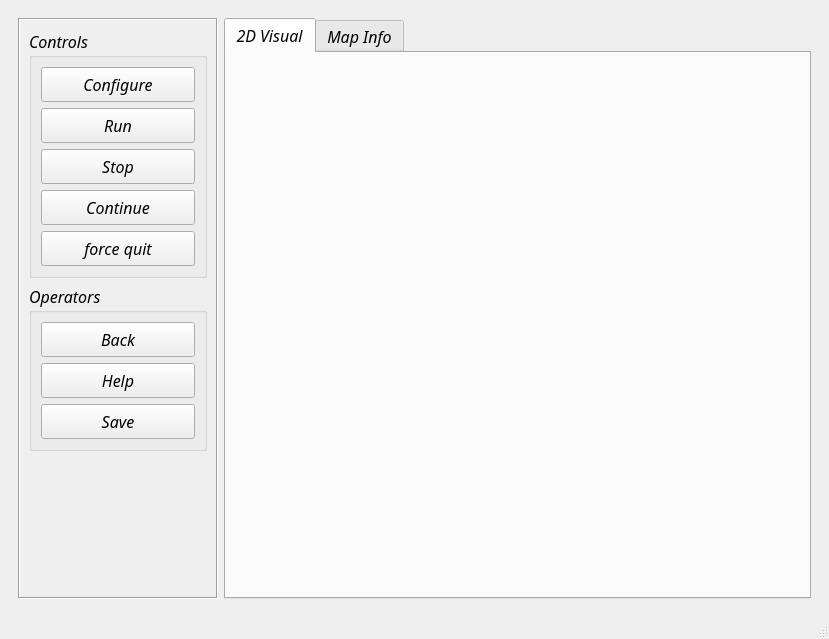
Old version of the form qrgbd/mainwindow.ui in the repository Unsigned-Long/QRGBD-SLAM.
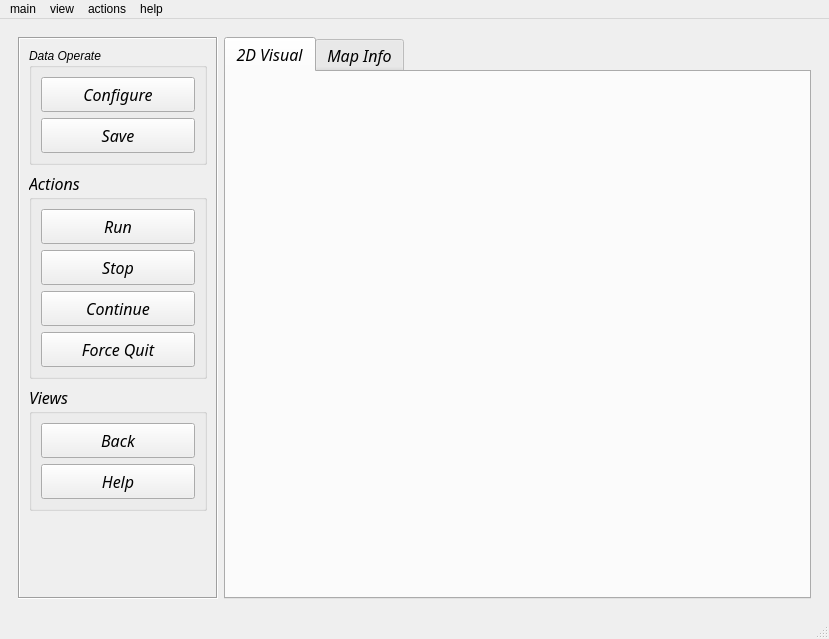
New version of the form. Icons and pictures are not drawn.

Patch:
```diff
--- a/qrgbd/mainwindow.ui
+++ b/qrgbd/mainwindow.ui
@@ -272,7 +272,7 @@
             </rect>
            </property>
            <layout class="QGridLayout" name="gridLayout_5">
-            <item row="0" column="0">
+            <item row="2" column="0">
              <widget class="QGroupBox" name="groupBox">
               <property name="font">
                <font>
@@ -282,10 +282,10 @@
                </font>
               </property>
               <property name="title">
-               <string>Controls</string>
+               <string>Actions</string>
               </property>
               <layout class="QGridLayout" name="gridLayout_4">
-               <item row="2" column="0" colspan="2">
+               <item row="1" column="0" colspan="2">
                 <widget class="QPushButton" name="btn_stop">
                  <property name="minimumSize">
                   <size>
@@ -311,85 +311,7 @@
                  </property>
                 </widget>
                </item>
-               <item row="1" column="0" colspan="2">
-                <widget class="QPushButton" name="btn_run">
-                 <property name="minimumSize">
-                  <size>
-                   <width>0</width>
-                   <height>35</height>
-                  </size>
-                 </property>
-                 <property name="maximumSize">
-                  <size>
-                   <width>16777215</width>
-                   <height>16777215</height>
-                  </size>
-                 </property>
-                 <property name="font">
-                  <font>
-                   <family>Ubuntu Mono</family>
-                   <pointsize>12</pointsize>
-                   <italic>true</italic>
-                  </font>
-                 </property>
-                 <property name="text">
-                  <string>Run</string>
-                 </property>
-                </widget>
-               </item>
-               <item row="5" column="0" colspan="2">
-                <widget class="QPushButton" name="btn_forcequit">
-                 <property name="minimumSize">
-                  <size>
-                   <width>0</width>
-                   <height>35</height>
-                  </size>
-                 </property>
-                 <property name="maximumSize">
-                  <size>
-                   <width>16777215</width>
-                   <height>16777215</height>
-                  </size>
-                 </property>
-                 <property name="font">
-                  <font>
-                   <family>Ubuntu Mono</family>
-                   <pointsize>12</pointsize>
-                   <italic>true</italic>
-                  </font>
-                 </property>
-                 <property name="text">
-                  <string>force quit</string>
-                 </property>
-                </widget>
-               </item>
-               <item row="0" column="0" colspan="2">
-                <widget class="QPushButton" name="btn_config">
-                 <property name="minimumSize">
-                  <size>
-                   <width>0</width>
-                   <height>35</height>
-                  </size>
-                 </property>
-                 <property name="maximumSize">
-                  <size>
-                   <width>16777215</width>
-                   <height>16777215</height>
-                  </size>
-                 </property>
-                 <property name="font">
-                  <font>
-                   <family>Ubuntu Mono</family>
-                   <pointsize>12</pointsize>
-                   <italic>true</italic>
-                  </font>
-                 </property>
-                 <property name="text">
-                  <string>Configure</string>
-                 </property>
-                </widget>
-               </item>
-               <item row="3" column="0" rowspan="2" colspan="2">
+               <item row="2" column="0" rowspan="2" colspan="2">
                 <widget class="QPushButton" name="btn_continue">
                  <property name="minimumSize">
                   <size>
@@ -415,10 +337,130 @@
                  </property>
                 </widget>
                </item>
+               <item row="4" column="0" colspan="2">
+                <widget class="QPushButton" name="btn_forcequit">
+                 <property name="minimumSize">
+                  <size>
+                   <width>0</width>
+                   <height>35</height>
+                  </size>
+                 </property>
+                 <property name="maximumSize">
+                  <size>
+                   <width>16777215</width>
+                   <height>16777215</height>
+                  </size>
+                 </property>
+                 <property name="font">
+                  <font>
+                   <family>Ubuntu Mono</family>
+                   <pointsize>12</pointsize>
+                   <italic>true</italic>
+                  </font>
+                 </property>
+                 <property name="text">
+                  <string>Force Quit</string>
+                 </property>
+                </widget>
+               </item>
+               <item row="0" column="0" colspan="2">
+                <widget class="QPushButton" name="btn_run">
+                 <property name="minimumSize">
+                  <size>
+                   <width>0</width>
+                   <height>35</height>
+                  </size>
+                 </property>
+                 <property name="maximumSize">
+                  <size>
+                   <width>16777215</width>
+                   <height>16777215</height>
+                  </size>
+                 </property>
+                 <property name="font">
+                  <font>
+                   <family>Ubuntu Mono</family>
+                   <pointsize>12</pointsize>
+                   <italic>true</italic>
+                  </font>
+                 </property>
+                 <property name="text">
+                  <string>Run</string>
+                 </property>
+                </widget>
+               </item>
               </layout>
              </widget>
             </item>
-            <item row="2" column="0">
+            <item row="3" column="0">
+             <widget class="QGroupBox" name="groupBox_2">
+              <property name="font">
+               <font>
+                <family>Ubuntu Mono</family>
+                <pointsize>12</pointsize>
+                <italic>true</italic>
+               </font>
+              </property>
+              <property name="title">
+               <string>Views</string>
+              </property>
+              <layout class="QGridLayout" name="gridLayout_7">
+               <item row="0" column="0" colspan="2">
+                <widget class="QPushButton" name="btn_back">
+                 <property name="minimumSize">
+                  <size>
+                   <width>0</width>
+                   <height>35</height>
+                  </size>
+                 </property>
+                 <property name="maximumSize">
+                  <size>
+                   <width>16777215</width>
+                   <height>16777215</height>
+                  </size>
+                 </property>
+                 <property name="font">
+                  <font>
+                   <family>Ubuntu Mono</family>
+                   <pointsize>12</pointsize>
+                   <italic>true</italic>
+                  </font>
+                 </property>
+                 <property name="text">
+                  <string>Back</string>
+                 </property>
+                </widget>
+               </item>
+               <item row="1" column="0" rowspan="2" colspan="2">
+                <widget class="QPushButton" name="btn_help_2">
+                 <property name="minimumSize">
+                  <size>
+                   <width>0</width>
+                   <height>35</height>
+                  </size>
+                 </property>
+                 <property name="maximumSize">
+                  <size>
+                   <width>16777215</width>
+                   <height>16777215</height>
+                  </size>
+                 </property>
+                 <property name="font">
+                  <font>
+                   <family>Ubuntu Mono</family>
+                   <pointsize>12</pointsize>
+                   <italic>true</italic>
+                  </font>
+                 </property>
+                 <property name="text">
+                  <string>Help</string>
+                 </property>
+                </widget>
+               </item>
+              </layout>
+             </widget>
+            </item>
+            <item row="4" column="0">
              <spacer name="verticalSpacer_6">
               <property name="orientation">
                <enum>Qt::Vertical</enum>
@@ -431,21 +473,14 @@
               </property>
              </spacer>
             </item>
-            <item row="1" column="0">
-             <widget class="QGroupBox" name="groupBox_2">
-              <property name="font">
-               <font>
-                <family>Ubuntu Mono</family>
-                <pointsize>12</pointsize>
-                <italic>true</italic>
-               </font>
-              </property>
+            <item row="0" column="0">
+             <widget class="QGroupBox" name="groupBox_3">
               <property name="title">
-               <string>Operators</string>
+               <string>Data Operate</string>
               </property>
-              <layout class="QGridLayout" name="gridLayout_7">
-               <item row="0" column="0" colspan="2">
-                <widget class="QPushButton" name="btn_back">
+              <layout class="QGridLayout" name="gridLayout_9">
+               <item row="0" column="0">
+                <widget class="QPushButton" name="btn_config">
                  <property name="minimumSize">
                   <size>
                    <width>0</width>
@@ -466,37 +501,11 @@
                   </font>
                  </property>
                  <property name="text">
-                  <string>Back</string>
+                  <string>Configure</string>
                  </property>
                 </widget>
                </item>
-               <item row="1" column="0" rowspan="2" colspan="2">
-                <widget class="QPushButton" name="btn_help_2">
-                 <property name="minimumSize">
-                  <size>
-                   <width>0</width>
-                   <height>35</height>
-                  </size>
-                 </property>
-                 <property name="maximumSize">
-                  <size>
-                   <width>16777215</width>
-                   <height>16777215</height>
-                  </size>
-                 </property>
-                 <property name="font">
-                  <font>
-                   <family>Ubuntu Mono</family>
-                   <pointsize>12</pointsize>
-                   <italic>true</italic>
-                  </font>
-                 </property>
-                 <property name="text">
-                  <string>Help</string>
-                 </property>
-                </widget>
-               </item>
-               <item row="3" column="0" colspan="2">
+               <item row="1" column="0">
                 <widget class="QPushButton" name="btn_save">
                  <property name="minimumSize">
                   <size>
@@ -628,6 +637,71 @@
      <height>22</height>
     </rect>
    </property>
+   <widget class="QMenu" name="menumain">
+    <property name="font">
+     <font>
+      <family>Ubuntu Mono</family>
+      <pointsize>12</pointsize>
+      <italic>true</italic>
+     </font>
+    </property>
+    <property name="title">
+     <string>main</string>
+    </property>
+    <addaction name="actionconfigure"/>
+    <addaction name="separator"/>
+    <addaction name="actionquit"/>
+   </widget>
+   <widget class="QMenu" name="menuactions">
+    <property name="font">
+     <font>
+      <family>Ubuntu Mono</family>
+      <pointsize>12</pointsize>
+      <italic>true</italic>
+     </font>
+    </property>
+    <property name="title">
+     <string>actions</string>
+    </property>
+    <addaction name="actionrun"/>
+    <addaction name="actionstop"/>
+    <addaction name="actioncontinue"/>
+    <addaction name="separator"/>
+    <addaction name="actionforce_quit"/>
+    <addaction name="separator"/>
+    <addaction name="actionsave"/>
+   </widget>
+   <widget class="QMenu" name="menuhelp">
+    <property name="font">
+     <font>
+      <family>Ubuntu Mono</family>
+      <pointsize>12</pointsize>
+      <italic>true</italic>
+     </font>
+    </property>
+    <property name="title">
+     <string>help</string>
+    </property>
+    <addaction name="actionhelp"/>
+   </widget>
+   <widget class="QMenu" name="menuview">
+    <property name="font">
+     <font>
+      <family>Ubuntu Mono</family>
+      <pointsize>12</pointsize>
+      <italic>true</italic>
+     </font>
+    </property>
+    <property name="title">
+     <string>view</string>
+    </property>
+    <addaction name="actionstart"/>
+    <addaction name="actionback"/>
+   </widget>
+   <addaction name="menumain"/>
+   <addaction name="menuview"/>
+   <addaction name="menuactions"/>
+   <addaction name="menuhelp"/>
   </widget>
   <widget class="QStatusBar" name="statusbar"/>
  </widget>
```
Left out of the diff: 83 changed lines with no effect on the pictures.
